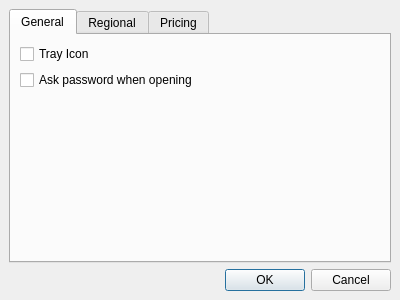
This is pykafe/server/settingswindow.ui in jnmbk/pykafe as Qt 5 draws it before an edit. The edited form follows.
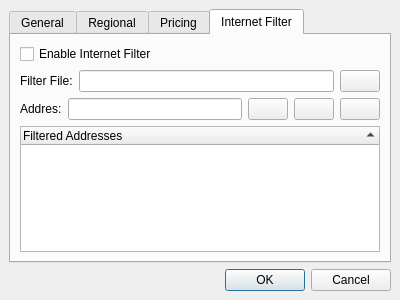
This is the edited form. Icons and pictures are not drawn.

Patch:
```diff
--- a/pykafe/server/settingswindow.ui
+++ b/pykafe/server/settingswindow.ui
@@ -25,7 +25,7 @@
    <item row="0" column="0" >
     <widget class="QTabWidget" name="tabWidget" >
      <property name="currentIndex" >
-      <number>0</number>
+      <number>3</number>
      </property>
      <widget class="QWidget" name="tab" >
       <attribute name="title" >
@@ -218,6 +218,193 @@
        </item>
       </layout>
      </widget>
+     <widget class="QWidget" name="tab_4" >
+      <attribute name="title" >
+       <string>Internet Filter</string>
+      </attribute>
+      <layout class="QGridLayout" >
+       <property name="margin" >
+        <number>9</number>
+       </property>
+       <property name="spacing" >
+        <number>6</number>
+       </property>
+       <item row="1" column="0" >
+        <layout class="QHBoxLayout" >
+         <property name="margin" >
+          <number>0</number>
+         </property>
+         <property name="spacing" >
+          <number>6</number>
+         </property>
+         <item>
+          <widget class="QLabel" name="label_8" >
+           <property name="sizePolicy" >
+            <sizepolicy>
+             <hsizetype>0</hsizetype>
+             <vsizetype>5</vsizetype>
+             <horstretch>0</horstretch>
+             <verstretch>0</verstretch>
+            </sizepolicy>
+           </property>
+           <property name="text" >
+            <string>Filter File:</string>
+           </property>
+          </widget>
+         </item>
+         <item>
+          <widget class="QLineEdit" name="filter_file" >
+           <property name="sizePolicy" >
+            <sizepolicy>
+             <hsizetype>5</hsizetype>
+             <vsizetype>0</vsizetype>
+             <horstretch>0</horstretch>
+             <verstretch>0</verstretch>
+            </sizepolicy>
+           </property>
+           <property name="readOnly" >
+            <bool>true</bool>
+           </property>
+          </widget>
+         </item>
+         <item>
+          <widget class="QPushButton" name="filter_browse" >
+           <property name="sizePolicy" >
+            <sizepolicy>
+             <hsizetype>0</hsizetype>
+             <vsizetype>1</vsizetype>
+             <horstretch>0</horstretch>
+             <verstretch>0</verstretch>
+            </sizepolicy>
+           </property>
+           <property name="toolTip" >
+            <string>Browse</string>
+           </property>
+           <property name="text" >
+            <string/>
+           </property>
+           <property name="icon" >
+            <iconset>../../data/icons/fileopen.png</iconset>
+           </property>
+          </widget>
+         </item>
+        </layout>
+       </item>
+       <item row="2" column="0" >
+        <layout class="QHBoxLayout" >
+         <property name="margin" >
+          <number>0</number>
+         </property>
+         <property name="spacing" >
+          <number>6</number>
+         </property>
+         <item>
+          <widget class="QLabel" name="label_7" >
+           <property name="sizePolicy" >
+            <sizepolicy>
+             <hsizetype>0</hsizetype>
+             <vsizetype>5</vsizetype>
+             <horstretch>0</horstretch>
+             <verstretch>0</verstretch>
+            </sizepolicy>
+           </property>
+           <property name="text" >
+            <string>Addres:</string>
+           </property>
+          </widget>
+         </item>
+         <item>
+          <widget class="QLineEdit" name="filter_address" />
+         </item>
+         <item>
+          <widget class="QPushButton" name="filter_add" >
+           <property name="sizePolicy" >
+            <sizepolicy>
+             <hsizetype>0</hsizetype>
+             <vsizetype>1</vsizetype>
+             <horstretch>0</horstretch>
+             <verstretch>0</verstretch>
+            </sizepolicy>
+           </property>
+           <property name="toolTip" >
+            <string>Add</string>
+           </property>
+           <property name="text" >
+            <string/>
+           </property>
+           <property name="icon" >
+            <iconset>../../data/icons/edit_add.png</iconset>
+           </property>
+          </widget>
+         </item>
+         <item>
+          <widget class="QPushButton" name="filter_delete" >
+           <property name="sizePolicy" >
+            <sizepolicy>
+             <hsizetype>0</hsizetype>
+             <vsizetype>0</vsizetype>
+             <horstretch>0</horstretch>
+             <verstretch>0</verstretch>
+            </sizepolicy>
+           </property>
+           <property name="toolTip" >
+            <string>Delete</string>
+           </property>
+           <property name="text" >
+            <string/>
+           </property>
+           <property name="icon" >
+            <iconset>../../data/icons/edit_remove.png</iconset>
+           </property>
+          </widget>
+         </item>
+         <item>
+          <widget class="QPushButton" name="filter_update" >
+           <property name="sizePolicy" >
+            <sizepolicy>
+             <hsizetype>0</hsizetype>
+             <vsizetype>0</vsizetype>
+             <horstretch>0</horstretch>
+             <verstretch>0</verstretch>
+            </sizepolicy>
+           </property>
+           <property name="text" >
+            <string/>
+           </property>
+           <property name="icon" >
+            <iconset>../../data/icons/reload.png</iconset>
+           </property>
+          </widget>
+         </item>
+        </layout>
+       </item>
+       <item row="3" column="0" >
+        <widget class="QTreeWidget" name="filter_treeWidget" >
+         <property name="rootIsDecorated" >
+          <bool>false</bool>
+         </property>
+         <property name="itemsExpandable" >
+          <bool>false</bool>
+         </property>
+         <property name="sortingEnabled" >
+          <bool>true</bool>
+         </property>
+         <column>
+          <property name="text" >
+           <string>Filtered Addresses</string>
+          </property>
+         </column>
+        </widget>
+       </item>
+       <item row="0" column="0" >
+        <widget class="QCheckBox" name="filter_enable" >
+         <property name="text" >
+          <string>Enable Internet Filter</string>
+         </property>
+        </widget>
+       </item>
+      </layout>
+     </widget>
     </widget>
    </item>
    <item row="1" column="0" >
```
Left out of the diff: 102 changed lines with no effect on the pictures.
